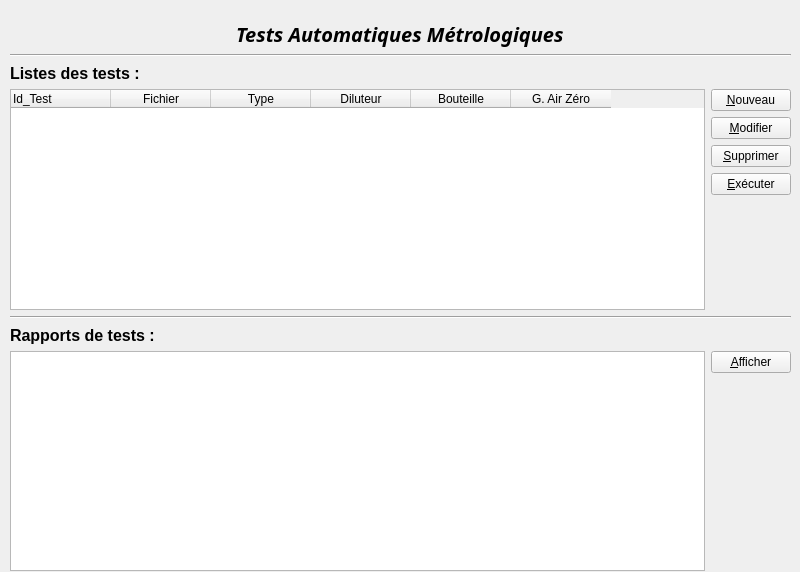
Before: the Qt Designer form homewidget.ui in InformatiqueAtmoNA/tam, drawn with Qt 5.
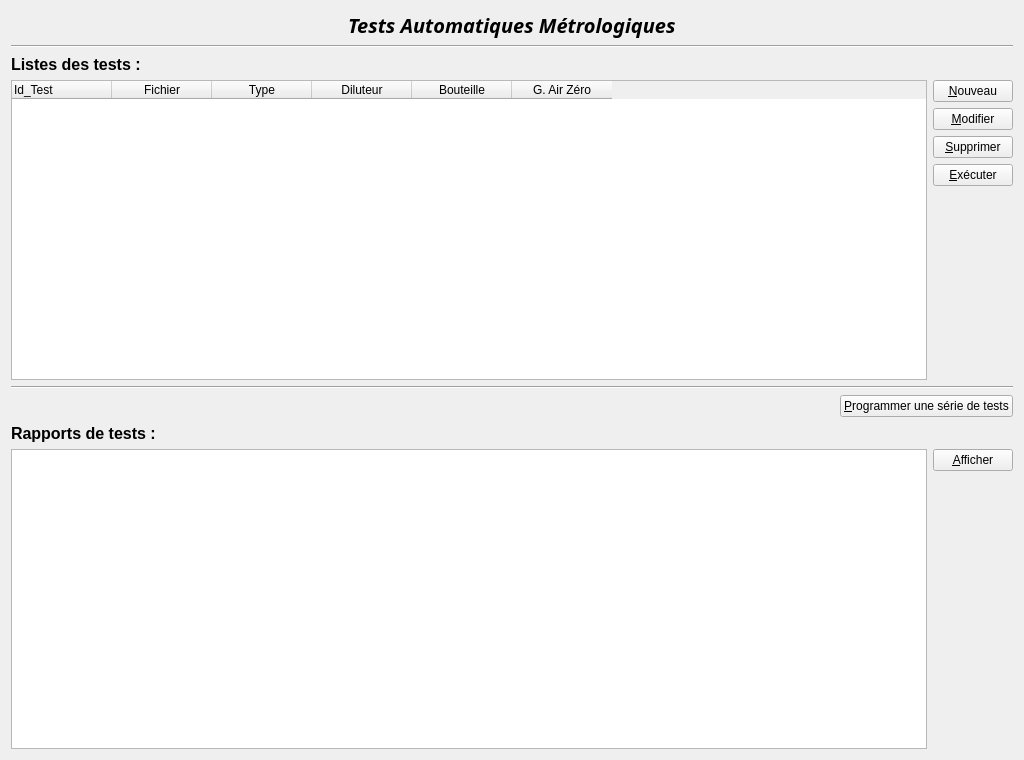
After: the same form once the commit is applied.

Commit message: Nouvelle version avec plein de changements : - Exécution des tests (simple, à la suite, en parallèle) - Résolution des bugs lors de la création des tests

What changed in the file:
```diff
--- a/homewidget.ui
+++ b/homewidget.ui
@@ -6,12 +6,12 @@
    <rect>
     <x>0</x>
     <y>0</y>
-    <width>800</width>
-    <height>572</height>
+    <width>1024</width>
+    <height>760</height>
    </rect>
   </property>
   <property name="sizePolicy">
-   <sizepolicy hsizetype="Fixed" vsizetype="Fixed">
+   <sizepolicy hsizetype="Preferred" vsizetype="Preferred">
     <horstretch>0</horstretch>
     <verstretch>0</verstretch>
    </sizepolicy>
@@ -19,15 +19,8 @@
   <property name="windowTitle">
    <string>Form</string>
   </property>
-  <widget class="QWidget" name="layoutWidget">
-   <property name="geometry">
-    <rect>
-     <x>10</x>
-     <y>20</y>
-     <width>781</width>
-     <height>551</height>
-    </rect>
-   </property>
+  <layout class="QGridLayout" name="gridLayout_2">
+   <item row="0" column="0">
    <layout class="QGridLayout" name="gridLayout">
     <item row="0" column="0">
      <layout class="QHBoxLayout" name="horizontalLayout_3">
@@ -175,6 +168,12 @@
        <layout class="QVBoxLayout" name="verticalLayout">
         <item>
          <widget class="QPushButton" name="button_Nouveau">
+           <property name="sizePolicy">
+            <sizepolicy hsizetype="Minimum" vsizetype="Preferred">
+             <horstretch>0</horstretch>
+             <verstretch>0</verstretch>
+            </sizepolicy>
+           </property>
           <property name="text">
            <string>&amp;Nouveau</string>
           </property>
@@ -182,6 +181,12 @@
         </item>
         <item>
          <widget class="QPushButton" name="button_Modifier">
+           <property name="sizePolicy">
+            <sizepolicy hsizetype="Minimum" vsizetype="Preferred">
+             <horstretch>0</horstretch>
+             <verstretch>0</verstretch>
+            </sizepolicy>
+           </property>
           <property name="text">
            <string>&amp;Modifier</string>
           </property>
@@ -189,6 +194,12 @@
         </item>
         <item>
          <widget class="QPushButton" name="button_Supprimer">
+           <property name="sizePolicy">
+            <sizepolicy hsizetype="Minimum" vsizetype="Preferred">
+             <horstretch>0</horstretch>
+             <verstretch>0</verstretch>
+            </sizepolicy>
+           </property>
           <property name="text">
            <string>&amp;Supprimer</string>
           </property>
@@ -196,6 +207,12 @@
         </item>
         <item>
          <widget class="QPushButton" name="button_Executer">
+           <property name="sizePolicy">
+            <sizepolicy hsizetype="Minimum" vsizetype="Preferred">
+             <horstretch>0</horstretch>
+             <verstretch>0</verstretch>
+            </sizepolicy>
+           </property>
           <property name="text">
            <string>&amp;Exécuter</string>
           </property>
@@ -225,7 +242,7 @@
       </property>
      </widget>
     </item>
-    <item row="5" column="0">
+     <item row="6" column="0">
      <layout class="QHBoxLayout" name="horizontalLayout_5">
       <item>
        <widget class="QLabel" name="label_3">
@@ -257,10 +274,10 @@
       </item>
      </layout>
     </item>
-    <item row="6" column="0">
-     <layout class="QVBoxLayout" name="verticalLayout_2"/>
-    </item>
     <item row="7" column="0">
+      <layout class="QVBoxLayout" name="verticalLayout_2"/>
+     </item>
+     <item row="8" column="0">
      <layout class="QHBoxLayout" name="horizontalLayout_2">
       <item>
        <widget class="QListView" name="listView_Rapports">
@@ -279,6 +296,12 @@
        <layout class="QVBoxLayout" name="verticalLayout_3">
         <item>
          <widget class="QPushButton" name="button_Afficher">
+           <property name="sizePolicy">
+            <sizepolicy hsizetype="Minimum" vsizetype="Preferred">
+             <horstretch>0</horstretch>
+             <verstretch>0</verstretch>
+            </sizepolicy>
+           </property>
           <property name="text">
            <string>&amp;Afficher</string>
           </property>
@@ -301,8 +324,33 @@
       </item>
      </layout>
     </item>
-   </layout>
-  </widget>
+     <item row="5" column="0">
+      <layout class="QHBoxLayout" name="horizontalLayout_6">
+       <item>
+        <spacer name="horizontalSpacer_2">
+         <property name="orientation">
+          <enum>Qt::Horizontal</enum>
+         </property>
+         <property name="sizeHint" stdset="0">
+          <size>
+           <width>40</width>
+           <height>20</height>
+          </size>
+         </property>
+        </spacer>
+       </item>
+       <item>
+        <widget class="QPushButton" name="button_ProgrammerSerieTests">
+         <property name="text">
+          <string>&amp;Programmer une série de tests</string>
+         </property>
+        </widget>
+       </item>
+      </layout>
+     </item>
+    </layout>
+   </item>
+  </layout>
  </widget>
  <resources/>
  <connections/>
```
Lines whose indentation alone changed are shown as unchanged. The commit also changes 95 other files.
